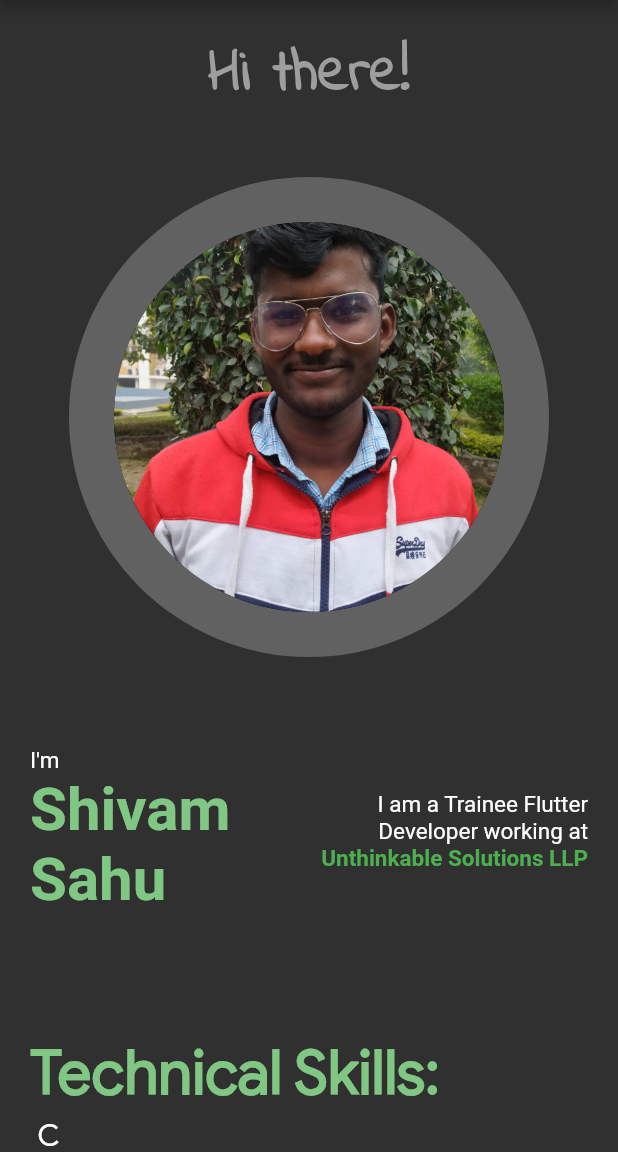
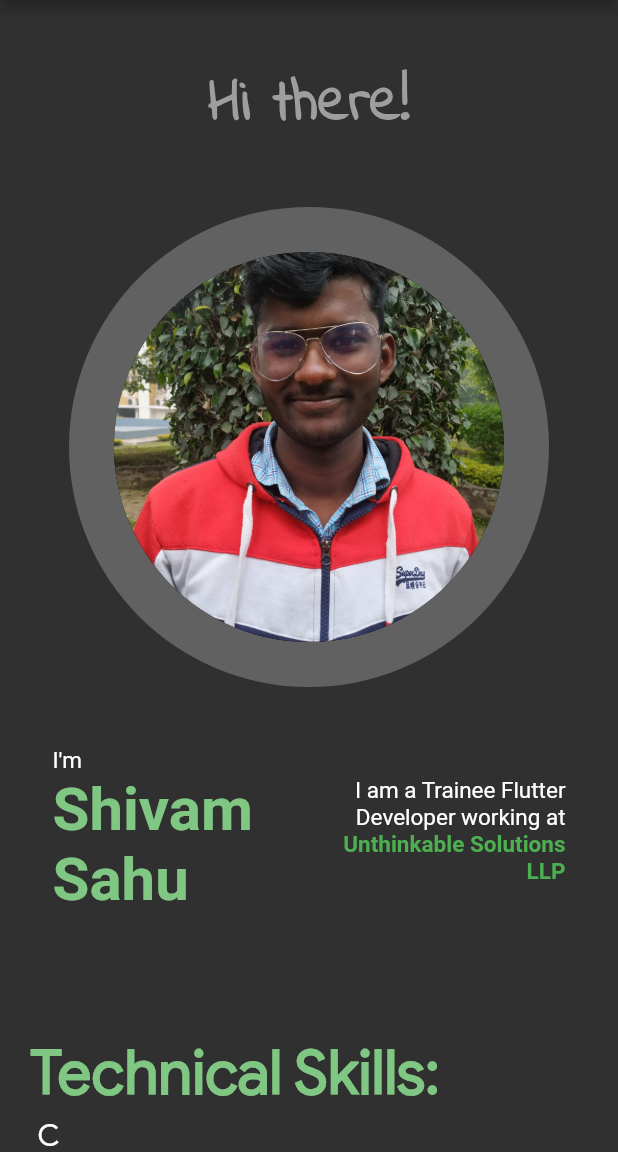
Before and after one commit to shivmsahu/profile, a Flutter app: the screen it shows after launch, on a phone screen of 412 x 824 dp, the part 84-1236 px from its top. Run offline on Flutter 3.47's test engine with Material 2 defaults, Android fonts, the phone set to English and light mode, and no system bars.

Commit message:
removed all sized boxes

```diff
--- a/lib/homescreen.dart
+++ b/lib/homescreen.dart
@@ -24,10 +24,9 @@ class HomeScreen extends StatelessWidget {
           ),
         ),
         body: ListView(children: [
-          SizedBox(
-            height: 20.0,
-          ),
-          Center(
+          Container(
+            margin: EdgeInsets.fromLTRB(15, 40, 15, 40),
+            child: Center(
               child: Text(
                 'Hi there!',
                 textAlign: TextAlign.center,
@@ -40,9 +39,8 @@ class HomeScreen extends StatelessWidget {
                 ),
               ),
             ),
-          SizedBox(
-            height: 40.0,
           ),
+
           Center(
             child: CircleAvatar(
               radius: 160.0,
@@ -53,10 +51,9 @@ class HomeScreen extends StatelessWidget {
               ),
             ),
           ),
-          SizedBox(
-            height: 40.0,
-          ),
-          Padding(
+
+          Container(
+            margin: EdgeInsets.fromLTRB(15, 20, 15, 20),
             padding: const EdgeInsets.all(20.0),
             child: Row(
               children: [
@@ -110,11 +107,9 @@ class HomeScreen extends StatelessWidget {
               ],
             ),
           ),
-          SizedBox(
-            height: 40.0,
-          ),
+
           Container(
-            padding: EdgeInsets.fromLTRB(20, 20, 20, 5),
+            padding: EdgeInsets.fromLTRB(20, 40, 20, 5),
             child: Text(
               'Technical Skills:',
               style: TextStyle(
```
Lines whose indentation alone changed are shown as unchanged.
